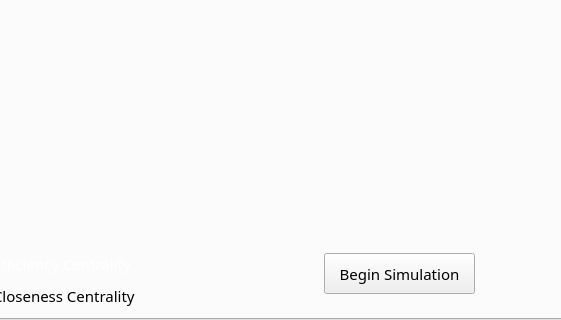
The window that src/mainwindow.ui (ontgen/ontgen) describes before a commit, drawn with Qt 5; both pictures show x 238 to 799 and y 348 to 668 of the 799 by 668 pixel window.
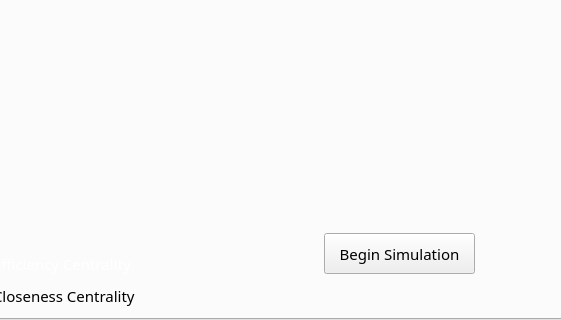
The same window after the commit.

Commit message: Inserindo mensagem de caminho para as medidas

The edit to the form file:
```diff
--- a/src/mainwindow.ui
+++ b/src/mainwindow.ui
@@ -1327,7 +1327,7 @@
       <property name="geometry">
        <rect>
         <x>560</x>
-        <y>540</y>
+        <y>520</y>
         <width>151</width>
         <height>41</height>
        </rect>
@@ -1418,6 +1418,28 @@
        <string>Closeness Centrality</string>
       </property>
      </widget>
+     <widget class="QLabel" name="m_error">
+      <property name="geometry">
+       <rect>
+        <x>380</x>
+        <y>570</y>
+        <width>401</width>
+        <height>31</height>
+       </rect>
+      </property>
+      <property name="font">
+       <font>
+        <family>Droid Sans</family>
+        <pointsize>11</pointsize>
+        <weight>50</weight>
+        <italic>false</italic>
+        <bold>false</bold>
+       </font>
+      </property>
+      <property name="text">
+       <string/>
+      </property>
+     </widget>
     </widget>
    </widget>
   </widget>
```
The commit also changes 2 other files.
